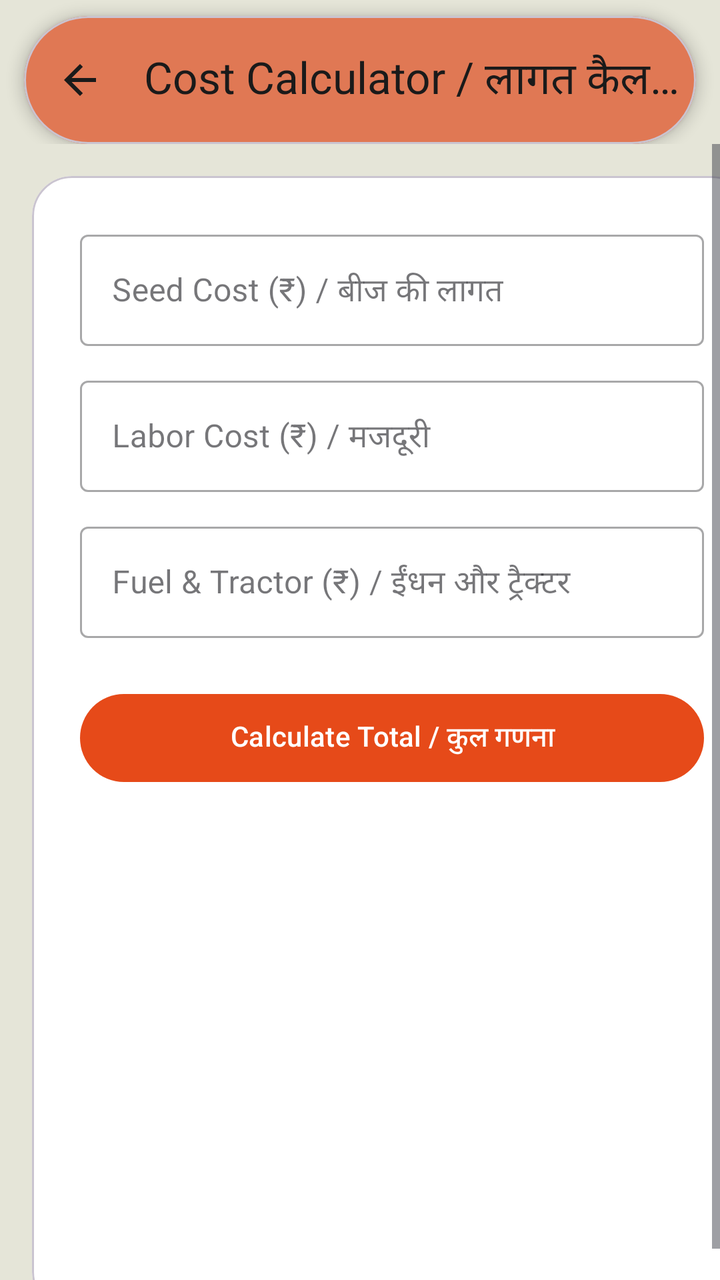
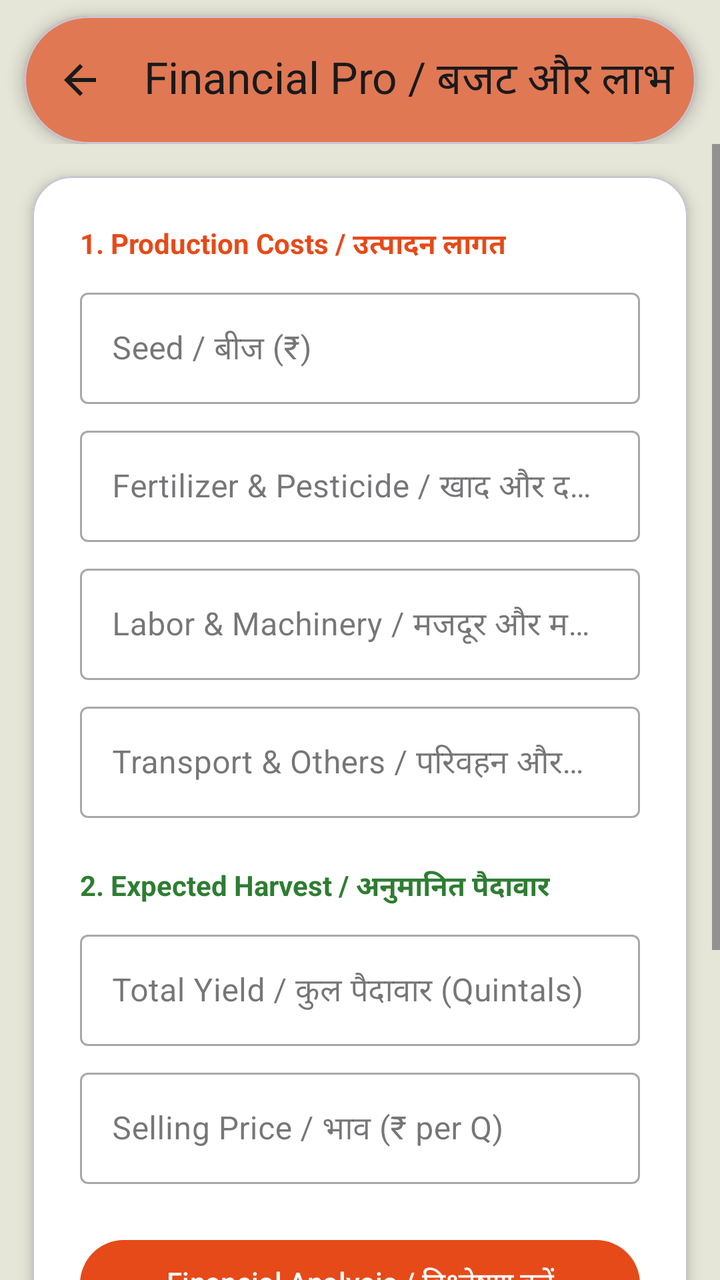

An Android layout rendered at two revisions. The XML below is the earlier revision; the diff shows what the commit changed to produce the second picture.
<!-- AndroidManifest.xml: application theme Theme.Jai_Kisan -->
<!-- res/layout/activity_cost_calculator.xml -->
<?xml version="1.0" encoding="utf-8"?>
<LinearLayout
    xmlns:android="http://schemas.android.com/apk/res/android"
    xmlns:app="http://schemas.android.com/apk/res-auto"
    android:id="@+id/root_view"
    android:layout_width="match_parent"
    android:layout_height="match_parent"
    android:orientation="vertical"
    android:background="#E5E5D8"
    android:fitsSystemWindows="true">

    <com.google.android.material.appbar.AppBarLayout
        android:layout_width="match_parent"
        android:layout_height="wrap_content"
        android:background="@android:color/transparent"
        app:elevation="0dp">

        <com.google.android.material.card.MaterialCardView
            android:layout_width="match_parent"
            android:layout_height="wrap_content"
            android:layout_marginStart="12dp"
            android:layout_marginEnd="12dp"
            android:layout_marginTop="8dp"
            app:cardCornerRadius="32dp"
            app:cardElevation="4dp"
            app:cardBackgroundColor="#E07854">

            <com.google.android.material.appbar.MaterialToolbar
                android:id="@+id/toolbar"
                android:layout_width="match_parent"
                android:layout_height="?attr/actionBarSize"
                app:title="Cost Calculator / लागत कैलकुलेटर"
                app:titleTextColor="#1A1A1A"
                app:navigationIcon="@drawable/ic_arrow_back_24"
                app:navigationIconTint="#1A1A1A" />
        </com.google.android.material.card.MaterialCardView>
    </com.google.android.material.appbar.AppBarLayout>

    <ScrollView
        android:layout_width="match_parent"
        android:layout_height="0dp"
        android:layout_weight="1"
        android:fillViewport="true">

        <com.google.android.material.card.MaterialCardView
            android:layout_width="match_parent"
            android:layout_height="wrap_content"
            android:layout_margin="16dp"
            app:cardBackgroundColor="#FFFFFF"
            app:cardCornerRadius="20dp">

            <LinearLayout
                android:layout_width="match_parent"
                android:layout_height="wrap_content"
                android:orientation="vertical"
                android:padding="24dp">

                <com.google.android.material.textfield.TextInputLayout
                    style="@style/Widget.MaterialComponents.TextInputLayout.OutlinedBox"
                    android:layout_width="match_parent"
                    android:layout_height="wrap_content"
                    android:hint="Seed Cost (₹) / बीज की लागत">
                    <com.google.android.material.textfield.TextInputEditText
                        android:id="@+id/input_seed_cost"
                        android:layout_width="match_parent"
                        android:layout_height="wrap_content"
                        android:inputType="numberDecimal" />
                </com.google.android.material.textfield.TextInputLayout>

                <com.google.android.material.textfield.TextInputLayout
                    style="@style/Widget.MaterialComponents.TextInputLayout.OutlinedBox"
                    android:layout_width="match_parent"
                    android:layout_height="wrap_content"
                    android:layout_marginTop="12dp"
                    android:hint="Labor Cost (₹) / मजदूरी">
                    <com.google.android.material.textfield.TextInputEditText
                        android:id="@+id/input_labor_cost"
                        android:layout_width="match_parent"
                        android:layout_height="wrap_content"
                        android:inputType="numberDecimal" />
                </com.google.android.material.textfield.TextInputLayout>

                <com.google.android.material.textfield.TextInputLayout
                    style="@style/Widget.MaterialComponents.TextInputLayout.OutlinedBox"
                    android:layout_width="match_parent"
                    android:layout_height="wrap_content"
                    android:layout_marginTop="12dp"
                    android:hint="Fuel &amp; Tractor (₹) / ईंधन और ट्रैक्टर">
                    <com.google.android.material.textfield.TextInputEditText
                        android:id="@+id/input_fuel_cost"
                        android:layout_width="match_parent"
                        android:layout_height="wrap_content"
                        android:inputType="numberDecimal" />
                </com.google.android.material.textfield.TextInputLayout>

                <com.google.android.material.button.MaterialButton
                    android:id="@+id/btn_calculate_cost"
                    android:layout_width="match_parent"
                    android:layout_height="52dp"
                    android:layout_marginTop="24dp"
                    android:text="Calculate Total / कुल गणना"
                    app:backgroundTint="#E64A19"
                    app:cornerRadius="50dp" />

                <TextView
                    android:id="@+id/tv_total_cost_result"
                    android:layout_width="match_parent"
                    android:layout_height="wrap_content"
                    android:layout_marginTop="20dp"
                    android:gravity="center"
                    android:textSize="20sp"
                    android:textStyle="bold"
                    android:textColor="#D84315"
                    android:visibility="gone" />

            </LinearLayout>
        </com.google.android.material.card.MaterialCardView>
    </ScrollView>
</LinearLayout>
<!-- resources referenced by this layout -->
<resources>
  <!-- drawable ic_arrow_back_24 (drawable) -->
  <vector xmlns:android="http://schemas.android.com/apk/res/android" android:autoMirrored="true" android:height="24dp" android:tint="#000000" android:viewportHeight="960" android:viewportWidth="960" android:width="24dp">
        
      <path android:fillColor="@android:color/white" android:pathData="M313,520L537,744L480,800L160,480L480,160L537,216L313,440L800,440L800,520L313,520Z"/>
      
  </vector>
  <style name="Theme.Jai_Kisan" parent="Base.Theme.Jai_Kisan" />
  <style name="Base.Theme.Jai_Kisan" parent="Theme.Material3.Light.NoActionBar">
  
          <item name="android:forceDarkAllowed" tools:targetApi="q">false</item>
  
          <item name="android:windowBackground">@color/app_background</item>
  
          <item name="android:fontFamily">@font/poppins</item>
  
          <item name="colorPrimary">@color/green</item>
          <item name="colorPrimaryVariant">@color/green</item>
          <item name="colorOnPrimary">@color/white</item>
          <item name="colorSecondary">@color/green</item>
          <item name="colorSecondaryVariant">@color/green</item>
          <item name="colorOnSecondary">@color/white</item>
  
          <item name="android:statusBarColor">?attr/colorPrimary</item>
  
      </style>
  <color name="app_background">#F9F6ED</color>
  <color name="green">#2E7D32</color>
  <color name="white">#FFFFFFFF</color>
</resources>

<!-- the commit's change to res/layout/activity_cost_calculator.xml (unified diff, before → after) -->
@@ -6,8 +6,7 @@
     android:layout_width="match_parent"
     android:layout_height="match_parent"
     android:orientation="vertical"
-    android:background="#E5E5D8"
-    android:fitsSystemWindows="true">
+    android:background="#E5E5D8">
 
     <com.google.android.material.appbar.AppBarLayout
         android:layout_width="match_parent"
@@ -24,12 +23,11 @@
             app:cardCornerRadius="32dp"
             app:cardElevation="4dp"
             app:cardBackgroundColor="#E07854">
-
             <com.google.android.material.appbar.MaterialToolbar
                 android:id="@+id/toolbar"
                 android:layout_width="match_parent"
                 android:layout_height="?attr/actionBarSize"
-                app:title="Cost Calculator / लागत कैलकुलेटर"
+                app:title="Financial Pro / बजट और लाभ"
                 app:titleTextColor="#1A1A1A"
                 app:navigationIcon="@drawable/ic_arrow_back_24"
                 app:navigationIconTint="#1A1A1A" />
@@ -38,82 +36,123 @@
 
     <ScrollView
         android:layout_width="match_parent"
-        android:layout_height="0dp"
-        android:layout_weight="1"
-        android:fillViewport="true">
+        android:layout_height="match_parent"
+        android:fillViewport="true"
+        android:clipToPadding="false">
 
-        <com.google.android.material.card.MaterialCardView
+        <LinearLayout
             android:layout_width="match_parent"
             android:layout_height="wrap_content"
-            android:layout_margin="16dp"
-            app:cardBackgroundColor="#FFFFFF"
-            app:cardCornerRadius="20dp">
+            android:orientation="vertical"
+            android:paddingBottom="30dp">
 
-            <LinearLayout
+            <com.google.android.material.card.MaterialCardView
                 android:layout_width="match_parent"
                 android:layout_height="wrap_content"
-                android:orientation="vertical"
-                android:padding="24dp">
+                android:layout_margin="16dp"
+                app:cardBackgroundColor="#FFFFFF"
+                app:cardCornerRadius="20dp"
+                app:cardElevation="4dp">
 
-                <com.google.android.material.textfield.TextInputLayout
-                    style="@style/Widget.MaterialComponents.TextInputLayout.OutlinedBox"
+                <LinearLayout
                     android:layout_width="match_parent"
                     android:layout_height="wrap_content"
-                    android:hint="Seed Cost (₹) / बीज की लागत">
-                    <com.google.android.material.textfield.TextInputEditText
-                        android:id="@+id/input_seed_cost"
-                        android:layout_width="match_parent"
-                        android:layout_height="wrap_content"
-                        android:inputType="numberDecimal" />
-                </com.google.android.material.textfield.TextInputLayout>
+                    android:orientation="vertical"
+                    android:padding="24dp">
 
-                <com.google.android.material.textfield.TextInputLayout
-                    style="@style/Widget.MaterialComponents.TextInputLayout.OutlinedBox"
+                    <TextView android:layout_width="wrap_content" android:layout_height="wrap_content"
+                        android:text="1. Production Costs / उत्पादन लागत" android:textStyle="bold" android:textColor="#E64A19" />
+
+                    <com.google.android.material.textfield.TextInputLayout style="@style/Widget.MaterialComponents.TextInputLayout.OutlinedBox"
+                        android:layout_width="match_parent" android:layout_height="wrap_content" android:layout_marginTop="8dp" android:hint="Seed / बीज (₹)">
+                        <com.google.android.material.textfield.TextInputEditText android:id="@+id/input_seed" android:layout_width="match_parent" android:layout_height="wrap_content" android:inputType="numberDecimal" />
+                    </com.google.android.material.textfield.TextInputLayout>
+
+                    <com.google.android.material.textfield.TextInputLayout style="@style/Widget.MaterialComponents.TextInputLayout.OutlinedBox"
+                        android:layout_width="match_parent" android:layout_height="wrap_content" android:layout_marginTop="8dp" android:hint="Fertilizer &amp; Pesticide / खाद और दवा (₹)">
+                        <com.google.android.material.textfield.TextInputEditText android:id="@+id/input_fertilizer" android:layout_width="match_parent" android:layout_height="wrap_content" android:inputType="numberDecimal" />
+                    </com.google.android.material.textfield.TextInputLayout>
+
+                    <com.google.android.material.textfield.TextInputLayout style="@style/Widget.MaterialComponents.TextInputLayout.OutlinedBox"
+                        android:layout_width="match_parent" android:layout_height="wrap_content" android:layout_marginTop="8dp" android:hint="Labor &amp; Machinery / मजदूर और मशीन (₹)">
+                        <com.google.android.material.textfield.TextInputEditText android:id="@+id/input_labor" android:layout_width="match_parent" android:layout_height="wrap_content" android:inputType="numberDecimal" />
+                    </com.google.android.material.textfield.TextInputLayout>
+
+                    <com.google.android.material.textfield.TextInputLayout style="@style/Widget.MaterialComponents.TextInputLayout.OutlinedBox"
+                        android:layout_width="match_parent" android:layout_height="wrap_content" android:layout_marginTop="8dp" android:hint="Transport &amp; Others / परिवहन और अन्य (₹)">
+                        <com.google.android.material.textfield.TextInputEditText android:id="@+id/input_other" android:layout_width="match_parent" android:layout_height="wrap_content" android:inputType="numberDecimal" />
+                    </com.google.android.material.textfield.TextInputLayout>
+
+                    <Space android:layout_height="24dp" android:layout_width="match_parent" />
+
+                    <TextView android:layout_width="wrap_content" android:layout_height="wrap_content"
+                        android:text="2. Expected Harvest / अनुमानित पैदावार" android:textStyle="bold" android:textColor="#2E7D32" />
+
+                    <com.google.android.material.textfield.TextInputLayout style="@style/Widget.MaterialComponents.TextInputLayout.OutlinedBox"
+                        android:layout_width="match_parent" android:layout_height="wrap_content" android:layout_marginTop="8dp" android:hint="Total Yield / कुल पैदावार (Quintals)">
+                        <com.google.android.material.textfield.TextInputEditText android:id="@+id/input_yield" android:layout_width="match_parent" android:layout_height="wrap_content" android:inputType="numberDecimal" />
+                    </com.google.android.material.textfield.TextInputLayout>
+
+                    <com.google.android.material.textfield.TextInputLayout style="@style/Widget.MaterialComponents.TextInputLayout.OutlinedBox"
+                        android:layout_width="match_parent" android:layout_height="wrap_content" android:layout_marginTop="8dp" android:hint="Selling Price / भाव (₹ per Q)">
+                        <com.google.android.material.textfield.TextInputEditText android:id="@+id/input_price" android:layout_width="match_parent" android:layout_height="wrap_content" android:inputType="numberDecimal" />
+                    </com.google.android.material.textfield.TextInputLayout>
+
+                    <com.google.android.material.button.MaterialButton
+                        android:id="@+id/btn_calculate_cost"
+                        android:layout_width="match_parent" android:layout_height="52dp" android:layout_marginTop="24dp"
+                        android:text="Financial Analysis / विश्लेषण करें" app:backgroundTint="#E64A19" app:cornerRadius="50dp" />
+
+                    <com.google.android.material.card.MaterialCardView
+                        android:id="@+id/result_section"
+                        android:layout_width="match_parent" android:layout_height="wrap_content"
+                        android:visibility="gone" android:layout_marginTop="20dp"
+                        app:cardBackgroundColor="#FDFDF7" app:cardCornerRadius="16dp" app:strokeWidth="1dp" app:strokeColor="#E0E0E0">
+
+                        <LinearLayout android:layout_width="match_parent" android:layout_height="wrap_content"
+                            android:orientation="vertical" android:padding="16dp">
+
+                            <TextView android:id="@+id/tv_net_profit" android:layout_width="match_parent" android:layout_height="wrap_content" android:textSize="22sp" android:textStyle="bold" android:textColor="#2E7D32" android:gravity="center" android:layout_marginBottom="12dp" />
+
+                            <TextView android:id="@+id/tv_margin" android:layout_width="match_parent" android:layout_height="wrap_content" android:textSize="14sp" android:textColor="#424242" android:layout_marginBottom="4dp"/>
+                            <TextView android:id="@+id/tv_break_even" android:layout_width="match_parent" android:layout_height="wrap_content" android:textSize="14sp" android:textColor="#424242" android:layout_marginBottom="12dp"/>
+
+                            <View android:layout_width="match_parent" android:layout_height="1dp" android:background="#EEEEEE" android:layout_marginBottom="12dp" />
+
+                            <TextView android:id="@+id/tv_advice_title" android:layout_width="match_parent" android:layout_height="wrap_content" android:textStyle="bold" android:textColor="#212121" android:layout_marginBottom="4dp" />
+                            <TextView android:id="@+id/tv_advice_desc" android:layout_width="match_parent" android:layout_height="wrap_content" android:textSize="13sp" android:textColor="#616161" android:layout_marginBottom="16dp" />
+
+                            <com.google.android.material.button.MaterialButton
+                                android:id="@+id/btn_share" style="@style/Widget.MaterialComponents.Button.OutlinedButton"
+                                android:layout_width="match_parent" android:layout_height="44dp"
+                                android:text="Share Report / साझा करें" android:textColor="#E64A19" app:strokeColor="#E64A19" app:cornerRadius="50dp" />
+                        </LinearLayout>
+                    </com.google.android.material.card.MaterialCardView>
+                </LinearLayout>
+            </com.google.android.material.card.MaterialCardView>
+
+            <com.google.android.material.card.MaterialCardView
+                android:layout_width="match_parent"
+                android:layout_height="wrap_content"
+                android:layout_marginStart="16dp"
+                android:layout_marginEnd="16dp"
+                android:layout_marginBottom="16dp"
+                app:cardElevation="0dp"
+                app:cardBackgroundColor="#15000000"
+                app:cardCornerRadius="12dp">
+
+                <TextView
+                    android:id="@+id/tv_disclaimer"
                     android:layout_width="match_parent"
                     android:layout_height="wrap_content"
-                    android:layout_marginTop="12dp"
-                    android:hint="Labor Cost (₹) / मजदूरी">
-                    <com.google.android.material.textfield.TextInputEditText
-                        android:id="@+id/input_labor_cost"
-                        android:layout_width="match_parent"
-                        android:layout_height="wrap_content"
-                        android:inputType="numberDecimal" />
-                </com.google.android.material.textfield.TextInputLayout>
+                    android:padding="12dp"
+                    android:textAlignment="center"
+                    android:textSize="11sp"
+                    android:textColor="#524F4F"
+                    android:lineSpacingExtra="2dp"
+                    android:text="* Disclaimer: These results are automated suggestions based on general data. Actual field conditions vary. Consult a local agriculture specialist before making final decisions. \n अस्वीकरण: ये परिणाम सामान्य डेटा पर आधारित स्वचालित सुझाव हैं। वास्तविक स्थिति भिन्न हो सकती है। अंतिम निर्णय लेने से पहले स्थानीय कृषि विशेषज्ञ से सलाह लें।" />
+            </com.google.android.material.card.MaterialCardView>
 
-                <com.google.android.material.textfield.TextInputLayout
-                    style="@style/Widget.MaterialComponents.TextInputLayout.OutlinedBox"
-                    android:layout_width="match_parent"
-                    android:layout_height="wrap_content"
-                    android:layout_marginTop="12dp"
-                    android:hint="Fuel &amp; Tractor (₹) / ईंधन और ट्रैक्टर">
-                    <com.google.android.material.textfield.TextInputEditText
-                        android:id="@+id/input_fuel_cost"
-                        android:layout_width="match_parent"
-                        android:layout_height="wrap_content"
-                        android:inputType="numberDecimal" />
-                </com.google.android.material.textfield.TextInputLayout>
-
-                <com.google.android.material.button.MaterialButton
-                    android:id="@+id/btn_calculate_cost"
-                    android:layout_width="match_parent"
-                    android:layout_height="52dp"
-                    android:layout_marginTop="24dp"
-                    android:text="Calculate Total / कुल गणना"
-                    app:backgroundTint="#E64A19"
-                    app:cornerRadius="50dp" />
-
-                <TextView
-                    android:id="@+id/tv_total_cost_result"
-                    android:layout_width="match_parent"
-                    android:layout_height="wrap_content"
-                    android:layout_marginTop="20dp"
-                    android:gravity="center"
-                    android:textSize="20sp"
-                    android:textStyle="bold"
-                    android:textColor="#D84315"
-                    android:visibility="gone" />
-
-            </LinearLayout>
-        </com.google.android.material.card.MaterialCardView>
+        </LinearLayout>
     </ScrollView>
 </LinearLayout>
